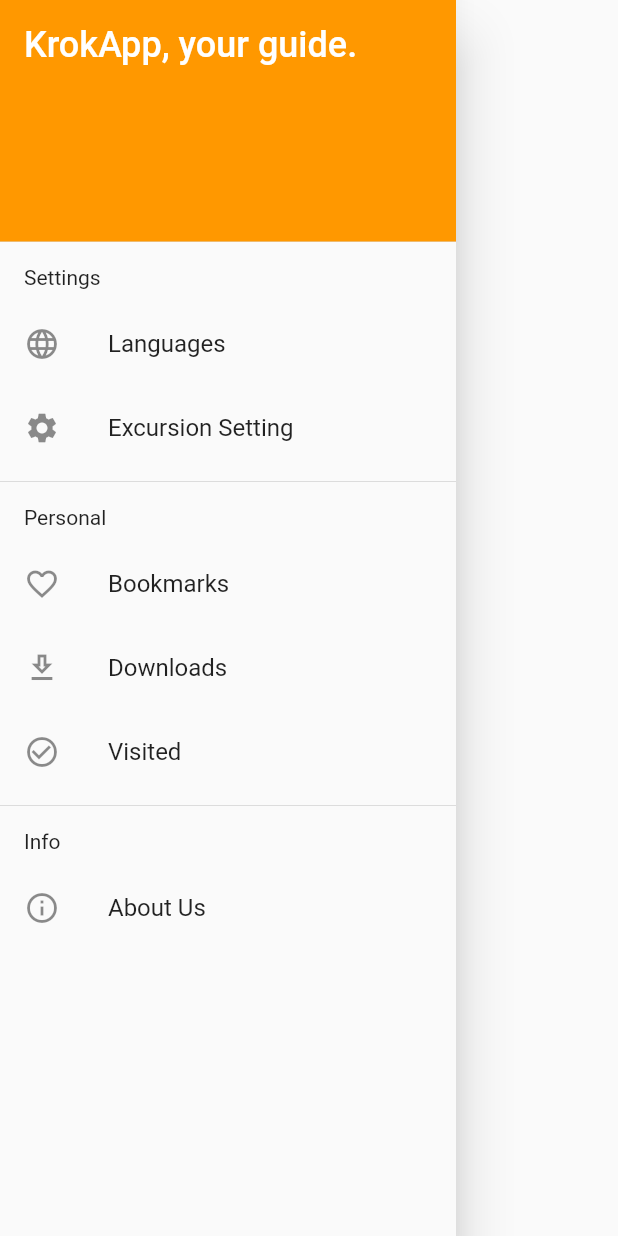
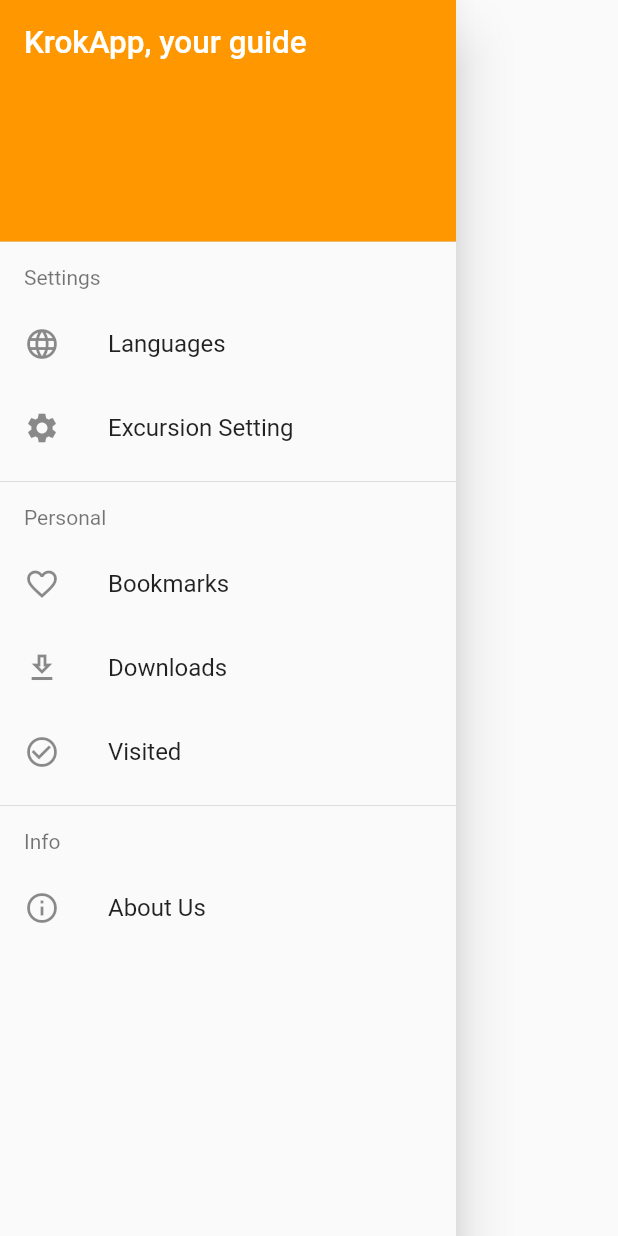
Before and after one commit to nevermore1488/Krokapp_Flutter, a Flutter app: the NavigationMenuDrawer widget shown alone on an empty page, opened directly, on a phone screen of 412 x 824 dp. Run offline on Flutter 3.47's test engine with Material 2 defaults, Android fonts, the phone set to English and light mode, and no system bars; our stand-ins replace google_maps_flutter; network calls fail.

Commit message:
Calibrated styling.

```diff
--- a/lib/presentation/krok_app.dart
+++ b/lib/presentation/krok_app.dart
@@ -1,11 +1,14 @@
 import 'package:flutter/material.dart';
+import 'package:flutter/services.dart';
 import 'package:krokapp_multiplatform/data/place_type.dart';
 import 'package:krokapp_multiplatform/presentation/navigation_menu_drawer.dart';
 import 'package:krokapp_multiplatform/presentation/place/place_page.dart';
 
 class KrokApp extends StatelessWidget {
   @override
-  Widget build(BuildContext context) => MaterialApp(
+  Widget build(BuildContext context) {
+    SystemChrome.setSystemUIOverlayStyle(SystemUiOverlayStyle.dark);
+    return MaterialApp(
       theme: ThemeData(
         primaryColor: Colors.orange,
         primaryColorBrightness: Brightness.dark,
@@ -21,3 +24,4 @@
       },
     );
   }
+}
--- a/lib/presentation/navigation_menu_drawer.dart
+++ b/lib/presentation/navigation_menu_drawer.dart
@@ -11,8 +11,8 @@
                 color: Colors.orange,
               ),
               child: Text(
-                'KrokApp, your guide.',
-                style: TextStyle(color: Colors.white, fontSize: 24),
+                'KrokApp, your guide',
+                style: TextStyle(color: Colors.white, fontSize: 21),
               ),
             ),
             _createMenuGroupTitle("Settings"),
@@ -32,7 +32,10 @@
 
   Widget _createMenuGroupTitle(String title) => Padding(
         padding: EdgeInsets.only(left: 16, top: 8, bottom: 8),
-        child: Text(title),
+        child: Text(
+          title,
+          style: TextStyle(color: Colors.black54),
+        ),
       );
 
   Widget _createMenuItem(String name, IconData iconData, Function onTap) => ListTile(
--- a/lib/presentation/place/place_page.dart
+++ b/lib/presentation/place/place_page.dart
@@ -28,6 +28,7 @@
         appBar: AppBar(
           title: widget.title,
           actions: [_createSwitchIcon()],
+          brightness: Brightness.dark,
         ),
         body: AnimatedSwitcher(
           duration: Duration(milliseconds: 300),
@@ -40,6 +41,7 @@
   Widget _createSwitchIcon() => IconButton(
         icon: Icon(_isFirstPage ? Icons.map_outlined : Icons.list_alt),
         onPressed: _onSwitchIconClick,
+        tooltip: "Switch mode",
       );
 
   void _onSwitchIconClick() {
```
Also changed, not shown: lib/presentation/place/list/place_item.dart (+8 -2 lines). Lines whose indentation alone changed are shown as unchanged.
